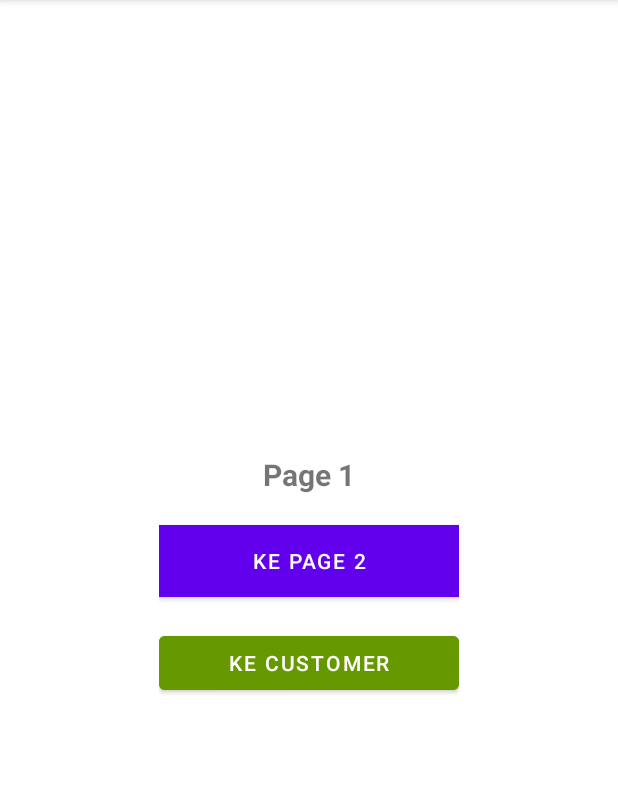
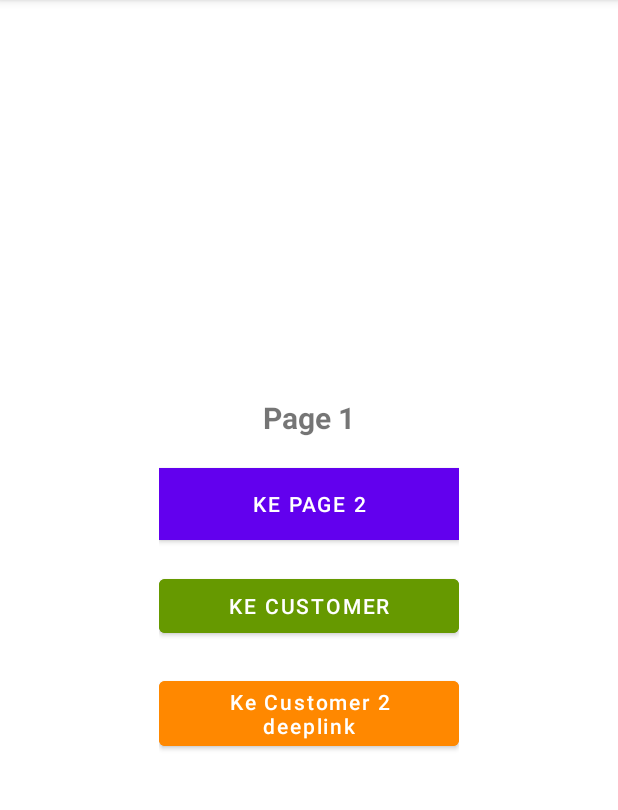
Before and after one commit to BeeSofLabs/demo-jetpack, an Android app: the screen it shows after launch (MainActivity), on a phone screen of 412 x 824 dp, the part 84-894 px from its top. Run offline under Robolectric (Android 15) with nearby library versions, the phone set to English and light mode, and no system bars; our stand-ins replace navigation-ui.

Commit message:
update deeplink code

```diff
--- a/app/src/main/java/app/beelabs/com/demojetpack/session1/nav/PageFirstFragment.kt
+++ b/app/src/main/java/app/beelabs/com/demojetpack/session1/nav/PageFirstFragment.kt
@@ -25,7 +25,7 @@ class PageFirstFragment : Fragment() {
 
         val btnPage = rootView.findViewById<Button>(R.id.btn_page)
         val btnCustomer = rootView.findViewById<Button>(R.id.btn_customer)
-//        val btnCustomerDeeplink = rootView.findViewById<Button>(R.id.btn_customer_deeplink)
+        val btnCustomerDeeplink = rootView.findViewById<Button>(R.id.btn_customer_deeplink)
 
         btnPage.setOnClickListener {
 //            val action = PageFirstFragmentDirections.actionPageFirstFragmentToPageSecondFragment(pageNumber = pageNumber+1 )
@@ -37,12 +37,12 @@ class PageFirstFragment : Fragment() {
         btnCustomer.setOnClickListener {
             findNavController().navigate(R.id.action_pageFirstFragment_to_customerFirstFragment)
         }
-//        btnCustomerDeeplink.setOnClickListener {
-//            // test use deeplink
-//            startActivity(Intent(Intent.ACTION_VIEW).apply {
-////                data = Uri.parse(resources.getString(R.string.deeplink_demo_app))
-//            })
-//        }
+        btnCustomerDeeplink.setOnClickListener {
+            // test use deeplink
+            startActivity(Intent(Intent.ACTION_VIEW).apply {
+                data = Uri.parse(resources.getString(R.string.deeplink_demo_app).replace("{username}", "Tester"))
+            })
+        }
 
         return rootView
 
--- a/app/src/main/java/app/beelabs/com/demojetpack/session1/nav/PageSecondFragment.kt
+++ b/app/src/main/java/app/beelabs/com/demojetpack/session1/nav/PageSecondFragment.kt
@@ -1,3 +1,4 @@
+
 package app.beelabs.com.demojetpack.session1.nav
 
 import android.os.Bundle
--- a/app/src/main/res/layout/fragment_page_first.xml
+++ b/app/src/main/res/layout/fragment_page_first.xml
@@ -41,17 +41,17 @@
             android:text="Ke Customer"
             android:textColor="@color/white" />
 
-<!--        <Button-->
-<!--            android:id="@+id/btn_customer_deeplink"-->
-<!--            android:layout_width="200dp"-->
-<!--            android:layout_height="wrap_content"-->
-<!--            android:layout_centerHorizontal="true"-->
-<!--            android:layout_marginTop="20dp"-->
-<!--            android:layout_below="@+id/btn_customer"-->
-<!--            android:backgroundTint="@android:color/holo_orange_dark"-->
-<!--            android:text="Ke Customer 2 deeplink"-->
-<!--            android:textAllCaps="false"-->
-<!--            android:textColor="@color/white" />-->
+        <Button
+            android:id="@+id/btn_customer_deeplink"
+            android:layout_width="200dp"
+            android:layout_height="wrap_content"
+            android:layout_centerHorizontal="true"
+            android:layout_marginTop="20dp"
+            android:layout_below="@+id/btn_customer"
+            android:backgroundTint="@android:color/holo_orange_dark"
+            android:text="Ke Customer 2 deeplink"
+            android:textAllCaps="false"
+            android:textColor="@color/white" />
 
 
 
--- a/app/src/main/res/navigation/nav_graph_customer.xml
+++ b/app/src/main/res/navigation/nav_graph_customer.xml
@@ -14,6 +14,10 @@
         <action
             android:id="@+id/action_customerFirstFragment_to_customerSecondFragment"
             app:destination="@id/customerSecondFragment" />
+        <argument
+            android:name="username"
+            app:argType="string"
+            android:defaultValue='""' />
     </fragment>
     <fragment
         android:id="@+id/customerSecondFragment"
@@ -24,7 +28,11 @@
             app:destination="@id/customerThirdFragment" />
         <deepLink
             android:id="@+id/deepLink"
-            app:uri="demo-app://demo.app/content/customer_second" />
+            app:uri="@string/deeplink_demo_app" />
+        <argument
+            android:name="username"
+            app:argType="string"
+            android:defaultValue='""' />
 
     </fragment>
     <fragment
--- a/app/src/main/res/values/strings.xml
+++ b/app/src/main/res/values/strings.xml
@@ -3,5 +3,5 @@
     <!-- TODO: Remove or change this placeholder text -->
     <string name="hello_blank_fragment">Hello blank fragment</string>
 
-<!--    <string name="deeplink_demo_app">demo-app://demo.app/content/customer_second</string>-->
+    <string name="deeplink_demo_app">demo-app://demo.app/content/customer_second?username={username}</string>
 </resources>
```
